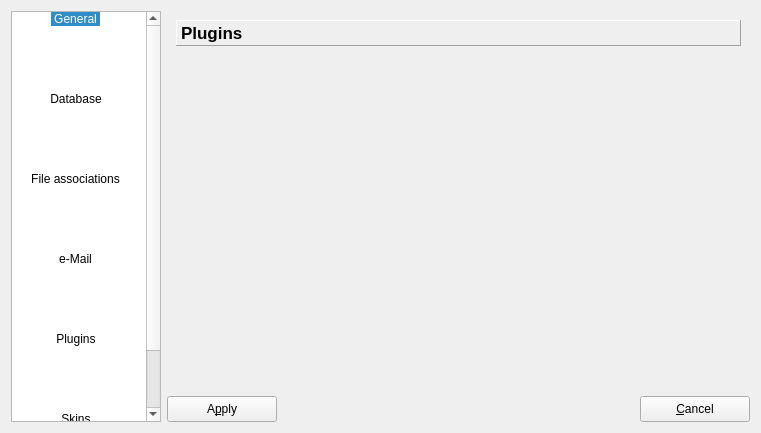
The window that trunk/libdms/ui/preference.ui (BackupTheBerlios/dms-svn) describes before a commit, drawn with Qt 5.
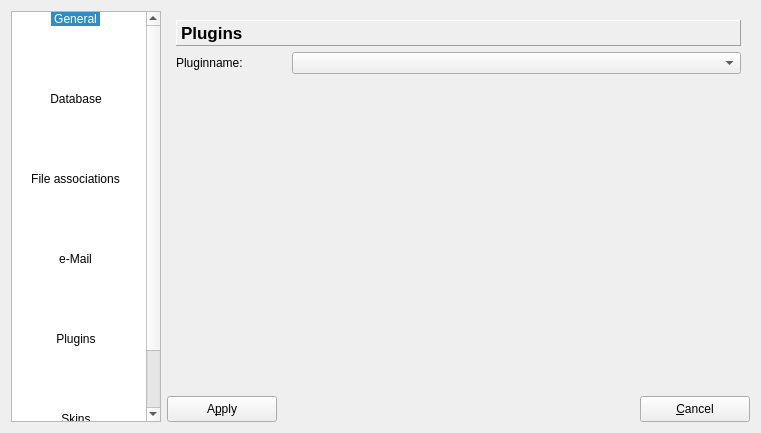
The same window after the commit. The open tabs and pages were chosen to show the change. Icons and pictures are not drawn.

What changed in the file:
```diff
--- a/trunk/libdms/ui/preference.ui
+++ b/trunk/libdms/ui/preference.ui
@@ -1254,14 +1254,40 @@
         </widget>
        </item>
        <item row="1" column="0" >
+        <layout class="QHBoxLayout" >
+         <item>
+          <widget class="QLabel" name="labelPluginsConfig" >
+           <property name="minimumSize" >
+            <size>
+             <width>110</width>
+             <height>0</height>
+            </size>
+           </property>
+           <property name="maximumSize" >
+            <size>
+             <width>110</width>
+             <height>16777215</height>
+            </size>
+           </property>
+           <property name="text" >
+            <string>Pluginname:</string>
+           </property>
+          </widget>
+         </item>
+         <item>
+          <widget class="QComboBox" name="comboBoxPlugins" />
+         </item>
+        </layout>
+       </item>
+       <item row="2" column="0" >
         <spacer>
          <property name="orientation" >
           <enum>Qt::Vertical</enum>
          </property>
          <property name="sizeHint" >
           <size>
-           <width>20</width>
-           <height>40</height>
+           <width>569</width>
+           <height>181</height>
           </size>
          </property>
         </spacer>
```
Left out of the diff: 68 changed lines with no effect on the pictures.
